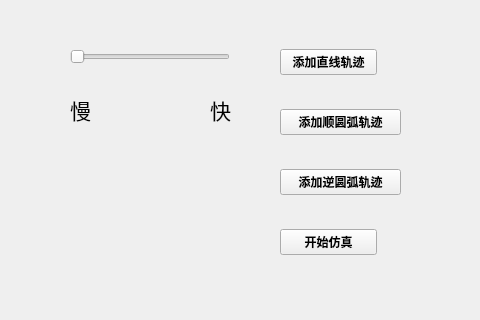
Outofnothing/ToolCompensation, file gui.ui: the form before one commit; both pictures show x 0 to 480 and y 340 to 660 of the 931 by 660 pixel window.
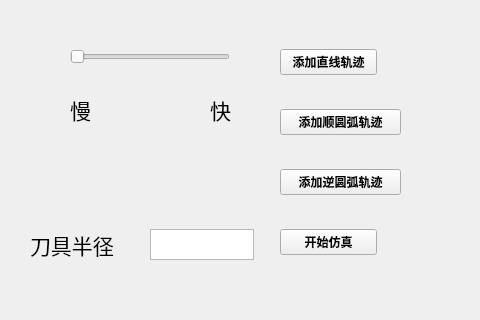
The form after the commit.

```diff
--- a/gui.ui
+++ b/gui.ui
@@ -344,6 +344,37 @@
      <string>开始仿真</string>
     </property>
    </widget>
+   <widget class="QTextEdit" name="tool_radius_input">
+    <property name="geometry">
+     <rect>
+      <x>150</x>
+      <y>550</y>
+      <width>104</width>
+      <height>31</height>
+     </rect>
+    </property>
+   </widget>
+   <widget class="QLabel" name="yg_3">
+    <property name="geometry">
+     <rect>
+      <x>30</x>
+      <y>550</y>
+      <width>101</width>
+      <height>31</height>
+     </rect>
+    </property>
+    <property name="font">
+     <font>
+      <pointsize>16</pointsize>
+      <weight>50</weight>
+      <italic>false</italic>
+      <bold>false</bold>
+     </font>
+    </property>
+    <property name="text">
+     <string>刀具半径</string>
+    </property>
+   </widget>
   </widget>
   <widget class="QMenuBar" name="menubar">
    <property name="geometry">
```
